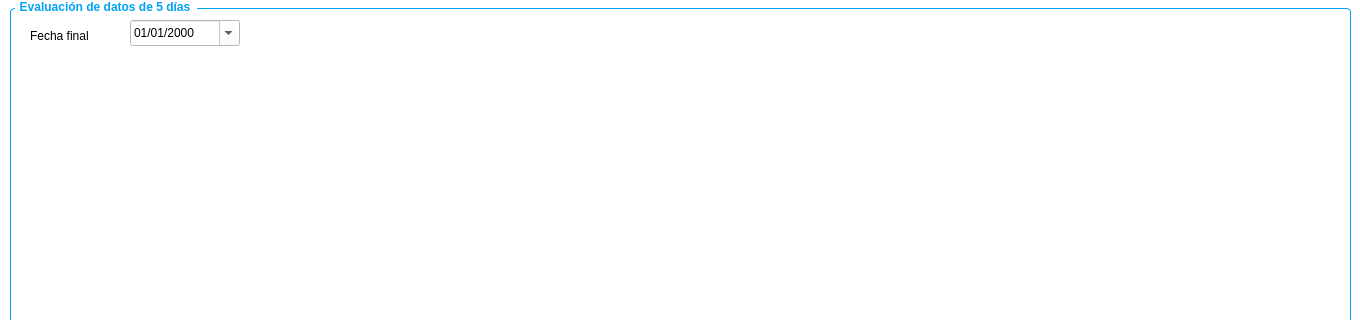
Above: view/week_report.ui from andatogua/FaceMaskDetect before the change; both pictures show x 0 to 1360 and y 0 to 320 of the 1360 by 710 pixel window. Below: the same form after it.
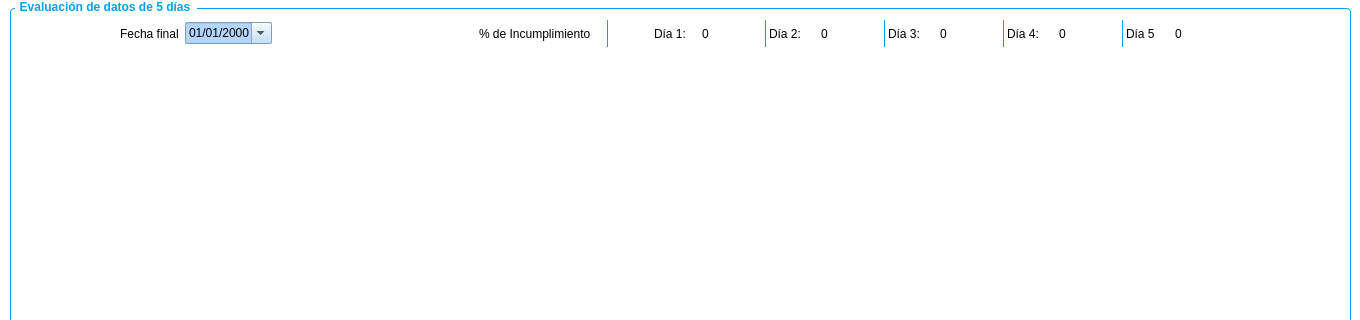
That is the form after the change.

Commit message: second window, reports

Patch:
```diff
--- a/view/week_report.ui
+++ b/view/week_report.ui
@@ -62,34 +62,6 @@
    <property name="title">
     <string>Evaluación de datos de 5 días</string>
    </property>
-   <widget class="QDateEdit" name="dateEdit">
-    <property name="geometry">
-     <rect>
-      <x>120</x>
-      <y>20</y>
-      <width>110</width>
-      <height>26</height>
-     </rect>
-    </property>
-    <property name="autoFillBackground">
-     <bool>true</bool>
-    </property>
-    <property name="styleSheet">
-     <string notr="true">alternate-background-color: rgb(244, 244, 244);
-border-bottom-color: rgb(78, 154, 6);
-selection-color: white;
-background-color: white;
-selection-background-color: #00a2f5;
-color: black;
-</string>
-    </property>
-    <property name="displayFormat">
-     <string>dd/MM/yyyy</string>
-    </property>
-    <property name="calendarPopup">
-     <bool>true</bool>
-    </property>
-   </widget>
    <widget class="QWidget" name="gridLayoutWidget">
     <property name="geometry">
      <rect>
@@ -101,18 +73,250 @@
     </property>
     <layout class="QGridLayout" name="gridLayout"/>
    </widget>
-   <widget class="QLabel" name="label">
+   <widget class="QWidget" name="layoutWidget">
     <property name="geometry">
      <rect>
-      <x>20</x>
+      <x>110</x>
       <y>20</y>
-      <width>91</width>
-      <height>31</height>
+      <width>1072</width>
+      <height>27</height>
      </rect>
     </property>
-    <property name="text">
-     <string>Fecha final</string>
-    </property>
+    <layout class="QHBoxLayout" name="horizontalLayout_2">
+     <item>
+      <widget class="QLabel" name="label">
+       <property name="text">
+        <string>Fecha final</string>
+       </property>
+      </widget>
+     </item>
+     <item>
+      <widget class="QDateEdit" name="dateEdit">
+       <property name="autoFillBackground">
+        <bool>true</bool>
+       </property>
+       <property name="styleSheet">
+        <string notr="true">background-color: rgb(178, 214, 255);
+</string>
+       </property>
+       <property name="displayFormat">
+        <string>dd/MM/yyyy</string>
+       </property>
+       <property name="calendarPopup">
+        <bool>true</bool>
+       </property>
+      </widget>
+     </item>
+     <item>
+      <spacer name="horizontalSpacer_6">
+       <property name="orientation">
+        <enum>Qt::Horizontal</enum>
+       </property>
+       <property name="sizeHint" stdset="0">
+        <size>
+         <width>40</width>
+         <height>20</height>
+        </size>
+       </property>
+      </spacer>
+     </item>
+     <item>
+      <layout class="QHBoxLayout" name="horizontalLayout">
+       <item>
+        <widget class="QLabel" name="label_2">
+         <property name="styleSheet">
+          <string notr="true">border: 1px solid transparent;
+border-right-color: #00a2f5;</string>
+         </property>
+         <property name="text">
+          <string>% de Incumplimiento    </string>
+         </property>
+        </widget>
+       </item>
+       <item>
+        <spacer name="horizontalSpacer">
+         <property name="orientation">
+          <enum>Qt::Horizontal</enum>
+         </property>
+         <property name="sizeHint" stdset="0">
+          <size>
+           <width>40</width>
+           <height>20</height>
+          </size>
+         </property>
+        </spacer>
+       </item>
+       <item>
+        <widget class="QLabel" name="label_3">
+         <property name="text">
+          <string>Día 1:</string>
+         </property>
+        </widget>
+       </item>
+       <item>
+        <widget class="QLabel" name="label_4">
+         <property name="styleSheet">
+          <string notr="true">padding: 0 10px;</string>
+         </property>
+         <property name="text">
+          <string>0</string>
+         </property>
+         <property name="alignment">
+          <set>Qt::AlignCenter</set>
+         </property>
+        </widget>
+       </item>
+       <item>
+        <spacer name="horizontalSpacer_2">
+         <property name="orientation">
+          <enum>Qt::Horizontal</enum>
+         </property>
+         <property name="sizeHint" stdset="0">
+          <size>
+           <width>40</width>
+           <height>20</height>
+          </size>
+         </property>
+        </spacer>
+       </item>
+       <item>
+        <widget class="QLabel" name="label_6">
+         <property name="styleSheet">
+          <string notr="true">border: 1px solid transparent;
+border-left-color: #00a2f5;</string>
+         </property>
+         <property name="text">
+          <string>Día 2:</string>
+         </property>
+        </widget>
+       </item>
+       <item>
+        <widget class="QLabel" name="label_5">
+         <property name="styleSheet">
+          <string notr="true">padding: 0 10px;</string>
+         </property>
+         <property name="text">
+          <string>0</string>
+         </property>
+         <property name="alignment">
+          <set>Qt::AlignCenter</set>
+         </property>
+        </widget>
+       </item>
+       <item>
+        <spacer name="horizontalSpacer_3">
+         <property name="orientation">
+          <enum>Qt::Horizontal</enum>
+         </property>
+         <property name="sizeHint" stdset="0">
+          <size>
+           <width>40</width>
+           <height>20</height>
+          </size>
+         </property>
+        </spacer>
+       </item>
+       <item>
+        <widget class="QLabel" name="label_7">
+         <property name="styleSheet">
+          <string notr="true">border: 1px solid transparent;
+border-left-color: #00a2f5;</string>
+         </property>
+         <property name="text">
+          <string>Día 3:</string>
+         </property>
+        </widget>
+       </item>
+       <item>
+        <widget class="QLabel" name="label_8">
+         <property name="styleSheet">
+          <string notr="true">padding: 0 10px;</string>
+         </property>
+         <property name="text">
+          <string>0</string>
+         </property>
+         <property name="alignment">
+          <set>Qt::AlignCenter</set>
+         </property>
+        </widget>
+       </item>
+       <item>
+        <spacer name="horizontalSpacer_4">
+         <property name="orientation">
+          <enum>Qt::Horizontal</enum>
+         </property>
+         <property name="sizeHint" stdset="0">
+          <size>
+           <width>40</width>
+           <height>20</height>
+          </size>
+         </property>
+        </spacer>
+       </item>
+       <item>
+        <widget class="QLabel" name="label_9">
+         <property name="styleSheet">
+          <string notr="true">border: 1px solid transparent;
+border-left-color: #00a2f5;</string>
+         </property>
+         <property name="text">
+          <string>Día 4:</string>
+         </property>
+        </widget>
+       </item>
+       <item>
+        <widget class="QLabel" name="label_10">
+         <property name="styleSheet">
+          <string notr="true">padding: 0 10px;</string>
+         </property>
+         <property name="text">
+          <string>0</string>
+         </property>
+         <property name="alignment">
+          <set>Qt::AlignCenter</set>
+         </property>
+        </widget>
+       </item>
+       <item>
+        <spacer name="horizontalSpacer_5">
+         <property name="orientation">
+          <enum>Qt::Horizontal</enum>
+         </property>
+         <property name="sizeHint" stdset="0">
+          <size>
+           <width>40</width>
+           <height>20</height>
+          </size>
+         </property>
+        </spacer>
+       </item>
+       <item>
+        <widget class="QLabel" name="label_11">
+         <property name="styleSheet">
+          <string notr="true">border: 1px solid transparent;
+border-left-color: #00a2f5;</string>
+         </property>
+         <property name="text">
+          <string>Día 5</string>
+         </property>
+        </widget>
+       </item>
+       <item>
+        <widget class="QLabel" name="label_12">
+         <property name="styleSheet">
+          <string notr="true">padding: 0 10px;</string>
+         </property>
+         <property name="text">
+          <string>0</string>
+         </property>
+         <property name="alignment">
+          <set>Qt::AlignCenter</set>
+         </property>
+        </widget>
+       </item>
+      </layout>
+     </item>
+    </layout>
    </widget>
   </widget>
  </widget>
```
The commit also changes 15 other files.
